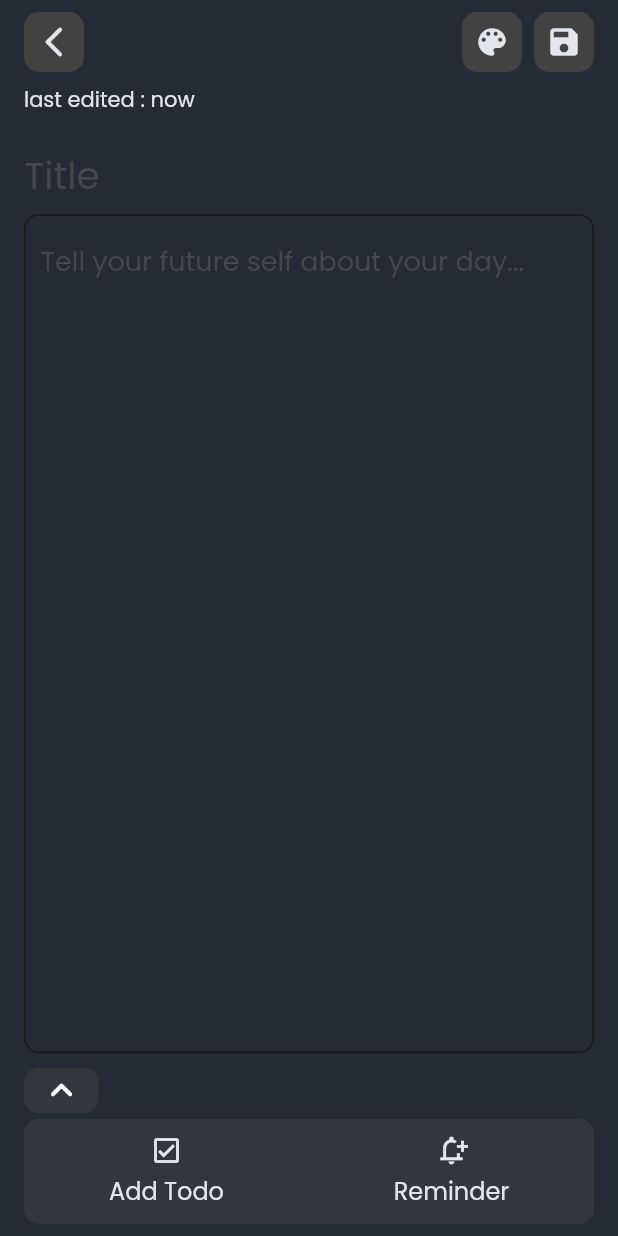
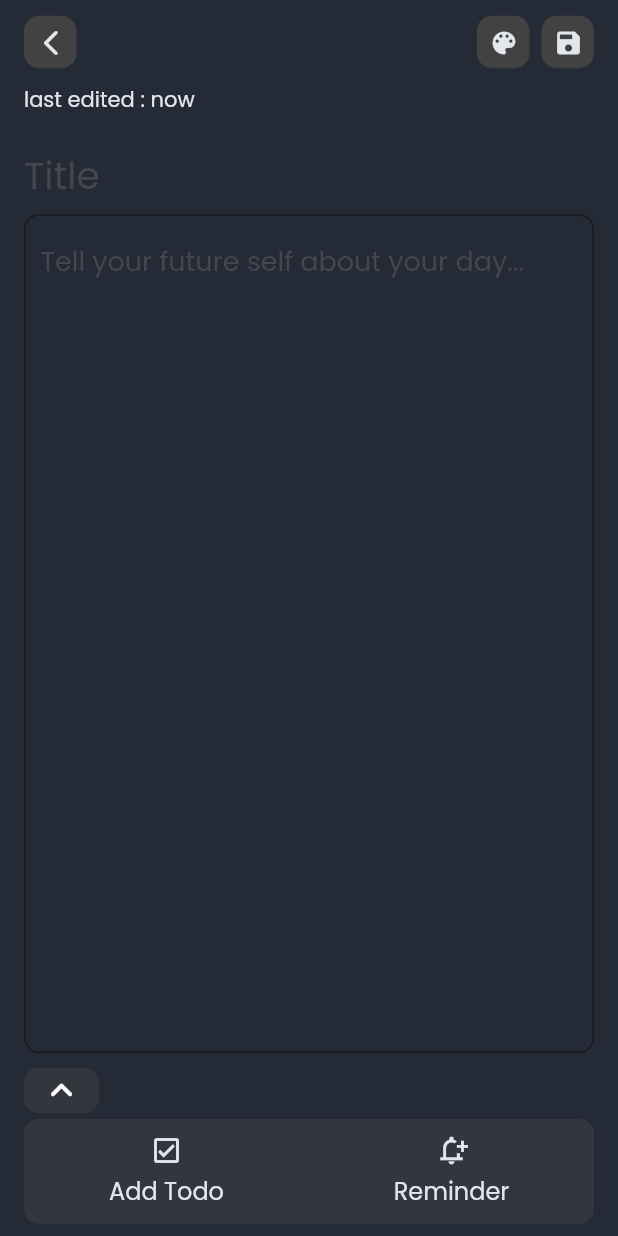
Before and after one commit to davidodejobi/mi-dairy, a Flutter app: the screen it shows after launch, after a tap on the "add" icon, on a phone screen of 412 x 824 dp. Run offline on Flutter 3.47's test engine with Material 2 defaults, Android fonts, the phone set to English and light mode, and no system bars; our stand-ins replace get_it, lottie.

Commit message:
refactor appbars to be more readable

```diff
--- a/lib/core/utils/theme.dart
+++ b/lib/core/utils/theme.dart
@@ -67,6 +67,7 @@ class NoteTheme with ChangeNotifier {
       ),
       iconTheme: const IconThemeData(
         color: Color(0xFF242A36),
+        size: 20,
       ),
       navigationBarTheme: NavigationBarThemeData(
         backgroundColor: Colors.blue.shade200,
@@ -179,6 +180,7 @@ class NoteTheme with ChangeNotifier {
       ),
       iconTheme: const IconThemeData(
         color: Color(0xFFE2E6ED),
+        size: 20,
       ),
       inputDecorationTheme: InputDecorationTheme(
         border: InputBorder.none,
--- a/lib/modules/add_note/add_note.dart
+++ b/lib/modules/add_note/add_note.dart
@@ -3,7 +3,7 @@ import 'package:notetaking_crud_app/modules/add_note/provider/add_note_provider.
 import 'package:provider/provider.dart';
 
 import '../../locator.dart';
-import '../../shared/create_note_appBar.dart';
+import '../../shared/app_appbars/create_note_appBar.dart';
 import '../home/providers/note_provider.dart';
 import 'widgets/bottom_button_slide.dart';
 
--- a/lib/modules/home/home.dart
+++ b/lib/modules/home/home.dart
@@ -1,5 +1,5 @@
 import 'package:flutter/material.dart';
-import 'package:notetaking_crud_app/shared/note_appbar.dart';
+import 'package:notetaking_crud_app/shared/app_appbars/note_appbar.dart';
 
 import 'package:provider/provider.dart';
 
--- /dev/null
+++ b/lib/shared/app_appbars/create_note_appBar.dart
@@ -0,0 +1,73 @@
+// ignore_for_file: file_names
+
+import 'package:flutter/material.dart';
+import 'package:notetaking_crud_app/shared/app_appbars/widgets/appbar_card_wih_icon.dart';
+import 'package:provider/provider.dart';
+
+import '../../modules/add_note/provider/add_note_provider.dart';
+import 'widgets/colors_alert_dialog.dart';
+
+PreferredSizeWidget createNoteAppBar(
+  String title,
+  BuildContext context, {
+  VoidCallback? onPressed,
+  VoidCallback? onPop,
+  Color color = Colors.transparent,
+}) {
+  final anp = Provider.of<AddNoteProvider>(context);
+  return PreferredSize(
+    preferredSize: const Size.fromHeight(kToolbarHeight),
+    child: SafeArea(
+      child: SizedBox(
+        height: kToolbarHeight,
+        child: Padding(
+          padding: const EdgeInsets.symmetric(horizontal: 16.0),
+          child: Row(
+            children: [
+              AppBarCardwithIcon(
+                iconButton: IconButton(
+                  icon: Icon(
+                    Icons.arrow_back_ios_new_rounded,
+                    color: Theme.of(context).iconTheme.color,
+                  ),
+                  onPressed: onPop,
+                ),
+              ),
+              const Spacer(),
+              Container(
+                height: 35,
+                width: 35,
+                decoration: BoxDecoration(
+                  color: anp.color == Colors.transparent
+                      ? Theme.of(context).cardColor
+                      : anp.color,
+                  borderRadius: BorderRadius.circular(10),
+                ),
+                child: IconButton(
+                  icon: Icon(
+                    Icons.color_lens,
+                    color: Theme.of(context).iconTheme.color,
+                  ),
+                  onPressed: () {
+                    showAlertDialog(context);
+                  },
+                  tooltip: 'Change note color',
+                ),
+              ),
+              const SizedBox(width: 8),
+              AppBarCardwithIcon(
+                iconButton: IconButton(
+                  icon: const Icon(
+                    Icons.save,
+                  ),
+                  onPressed: onPressed,
+                  tooltip: "Save",
+                ),
+              )
+            ],
+          ),
+        ),
+      ),
+    ),
+  );
+}
--- a/lib/shared/note_appbar.dart
+++ b/lib/shared/app_appbars/note_appbar.dart
@@ -2,7 +2,12 @@ import 'package:flutter/material.dart';
 import 'package:notetaking_crud_app/core/utils/theme.dart';
 import 'package:provider/provider.dart';
 
-PreferredSizeWidget createAppBar(String title, BuildContext context) {
+import 'widgets/appbar_card_wih_icon.dart';
+
+PreferredSizeWidget createAppBar(
+  String title,
+  BuildContext context,
+) {
   var notifier = Provider.of<NoteTheme>(context);
   return PreferredSize(
     preferredSize: const Size.fromHeight(kToolbarHeight),
@@ -13,36 +18,36 @@ PreferredSizeWidget createAppBar(String title, BuildContext context) {
           padding: const EdgeInsets.symmetric(horizontal: 16.0),
           child: Row(
             children: [
+              AppBarCardwithIcon(
+                iconButton: IconButton(
+                  icon: Icon(
+                    Icons.menu,
+                    size: 20,
+                    color: Theme.of(context).iconTheme.color,
+                  ),
+                  onPressed: () {},
+                  tooltip: "Pop out sidebar",
+                ),
+              ),
+              const SizedBox(width: 8),
               Text(title, style: Theme.of(context).textTheme.headline3!),
               const Spacer(),
-              Container(
-                height: 40,
-                width: 40,
-                decoration: BoxDecoration(
-                  color: Theme.of(context).cardColor,
-                  borderRadius: BorderRadius.circular(10),
-                ),
-                child: IconButton(
+              AppBarCardwithIcon(
+                iconButton: IconButton(
                   icon: Icon(
                     Icons.search,
                     color: Theme.of(context).iconTheme.color,
                   ),
                   onPressed: () {},
+                  tooltip: "Search",
                 ),
               ),
               const SizedBox(width: 8),
-              Container(
-                height: 40,
-                width: 40,
-                decoration: BoxDecoration(
-                  color: Theme.of(context).cardColor,
-                  borderRadius: BorderRadius.circular(10),
-                ),
-                child: IconButton(
+              AppBarCardwithIcon(
+                iconButton: IconButton(
                   icon: notifier.isDarkTheme
                       ? const Icon(
                           Icons.wb_sunny,
-                          color: Colors.white,
                         )
                       : const Icon(
                           Icons.nightlight,
--- /dev/null
+++ b/lib/shared/app_appbars/widgets/appbar_card_wih_icon.dart
@@ -0,0 +1,23 @@
+import 'package:flutter/material.dart';
+
+class AppBarCardwithIcon extends StatelessWidget {
+  const AppBarCardwithIcon({
+    required this.iconButton,
+    Key? key,
+  }) : super(key: key);
+
+  final Widget iconButton;
+
+  @override
+  Widget build(BuildContext context) {
+    return Container(
+      height: 35,
+      width: 35,
+      decoration: BoxDecoration(
+        color: Theme.of(context).cardColor,
+        borderRadius: BorderRadius.circular(10),
+      ),
+      child: iconButton,
+    );
+  }
+}
--- /dev/null
+++ b/lib/shared/app_appbars/widgets/colors_alert_dialog.dart
@@ -0,0 +1,47 @@
+import 'package:flutter/material.dart';
+import 'package:provider/provider.dart';
+
+import '../../../core/constants/note_colors.dart';
+import '../../../modules/add_note/provider/add_note_provider.dart';
+
+showAlertDialog(BuildContext context) {
+  AlertDialog alert = AlertDialog(
+    content: SizedBox(
+      height: 400,
+      child: SingleChildScrollView(
+          scrollDirection: Axis.horizontal,
+          child: GridView.builder(
+            scrollDirection: Axis.horizontal,
+            itemCount: colors.length,
+            itemBuilder: (BuildContext context, int index) {
+              return GestureDetector(
+                onTap: () {
+                  Provider.of<AddNoteProvider>(context, listen: false)
+                      .changeNoteColor(colors[index]);
+                  Navigator.pop(context);
+                },
+                child: Container(
+                  height: 80,
+                  width: 80,
+                  decoration: BoxDecoration(
+                    color: colors[index],
+                    borderRadius: BorderRadius.circular(10),
+                  ),
+                ),
+              );
+            },
+            gridDelegate: const SliverGridDelegateWithFixedCrossAxisCount(
+                crossAxisCount: 3, mainAxisSpacing: 10, crossAxisSpacing: 10),
+            padding: const EdgeInsets.all(10),
+            shrinkWrap: true,
+          )),
+    ),
+  );
+
+  showDialog(
+    context: context,
+    builder: (BuildContext context) {
+      return alert;
+    },
+  );
+}
--- a/lib/shared/create_note_appBar.dart
+++ /dev/null
@@ -1,126 +0,0 @@
-// ignore_for_file: file_names
-
-import 'package:flutter/material.dart';
-import 'package:provider/provider.dart';
-
-import '../core/constants/note_colors.dart';
-import '../modules/add_note/provider/add_note_provider.dart';
-
-PreferredSizeWidget createNoteAppBar(
-  String title,
-  BuildContext context, {
-  VoidCallback? onPressed,
-  VoidCallback? onPop,
-  Color color = Colors.transparent,
-}) {
-  final anp = Provider.of<AddNoteProvider>(context);
-  return PreferredSize(
-    preferredSize: const Size.fromHeight(kToolbarHeight),
-    child: SafeArea(
-      child: SizedBox(
-        height: kToolbarHeight,
-        child: Padding(
-          padding: const EdgeInsets.symmetric(horizontal: 16.0),
-          child: Row(
-            children: [
-              Container(
-                height: 40,
-                width: 40,
-                decoration: BoxDecoration(
-                  color: Theme.of(context).cardColor,
-                  borderRadius: BorderRadius.circular(10),
-                ),
-                child: IconButton(
-                  icon: Icon(
-                    Icons.arrow_back_ios_new_rounded,
-                    color: Theme.of(context).iconTheme.color,
-                  ),
-                  onPressed: onPop,
-                ),
-              ),
-              const Spacer(),
-              Container(
-                height: 40,
-                width: 40,
-                decoration: BoxDecoration(
-                  color: anp.color == Colors.transparent
-                      ? Theme.of(context).cardColor
-                      : anp.color,
-                  borderRadius: BorderRadius.circular(10),
-                ),
-                child: IconButton(
-                  icon: Icon(
-                    Icons.color_lens,
-                    color: Theme.of(context).iconTheme.color,
-                  ),
-                  onPressed: () {
-                    showAlertDialog(context);
-                  },
-                  tooltip: 'Change note color',
-                ),
-              ),
-              const SizedBox(width: 8),
-              Container(
-                height: 40,
-                width: 40,
-                decoration: BoxDecoration(
-                  color: Theme.of(context).cardColor,
-                  borderRadius: BorderRadius.circular(10),
-                ),
-                child: IconButton(
-                  icon: const Icon(
-                    Icons.save,
-                  ),
-                  onPressed: onPressed,
-                  tooltip: "Save",
-                ),
-              ),
-            ],
-          ),
-        ),
-      ),
-    ),
-  );
-}
-
-showAlertDialog(BuildContext context) {
-  // set up the AlertDialog
-  AlertDialog alert = AlertDialog(
-    content: SizedBox(
-      height: 400,
-      child: SingleChildScrollView(
-          scrollDirection: Axis.horizontal,
-          child: GridView.builder(
-            scrollDirection: Axis.horizontal,
-            itemCount: colors.length,
-            itemBuilder: (BuildContext context, int index) {
-              return GestureDetector(
-                onTap: () {
-                  Provider.of<AddNoteProvider>(context, listen: false)
-                      .changeNoteColor(colors[index]);
-                  Navigator.pop(context);
-                },
-                child: Container(
-                  height: 80,
-                  width: 80,
-                  decoration: BoxDecoration(
-                    color: colors[index],
-                    borderRadius: BorderRadius.circular(10),
-                  ),
-                ),
-              );
-            },
-            gridDelegate: const SliverGridDelegateWithFixedCrossAxisCount(
-                crossAxisCount: 3, mainAxisSpacing: 10, crossAxisSpacing: 10),
-            padding: const EdgeInsets.all(10),
-            shrinkWrap: true,
-          )),
-    ),
-  );
-  showDialog(
-    context: context,
-    builder: (BuildContext context) {
-      return alert;
-    },
-  );
-}
```
